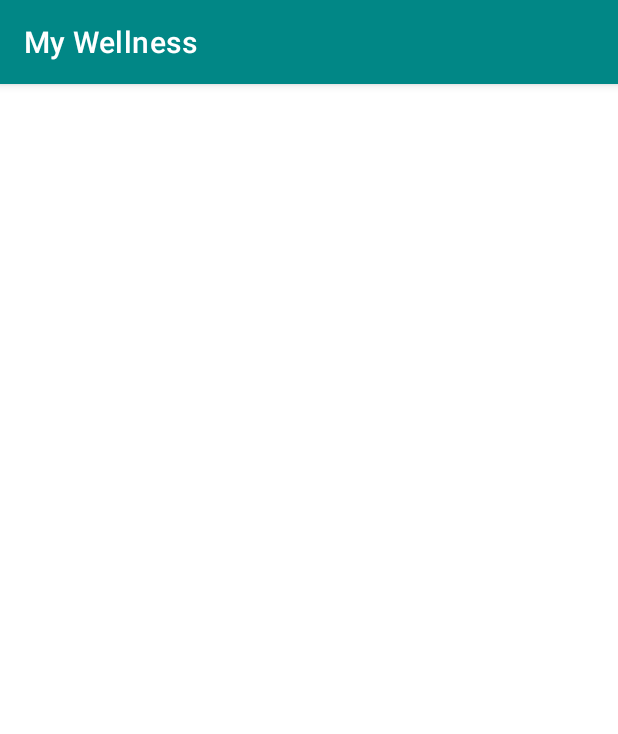
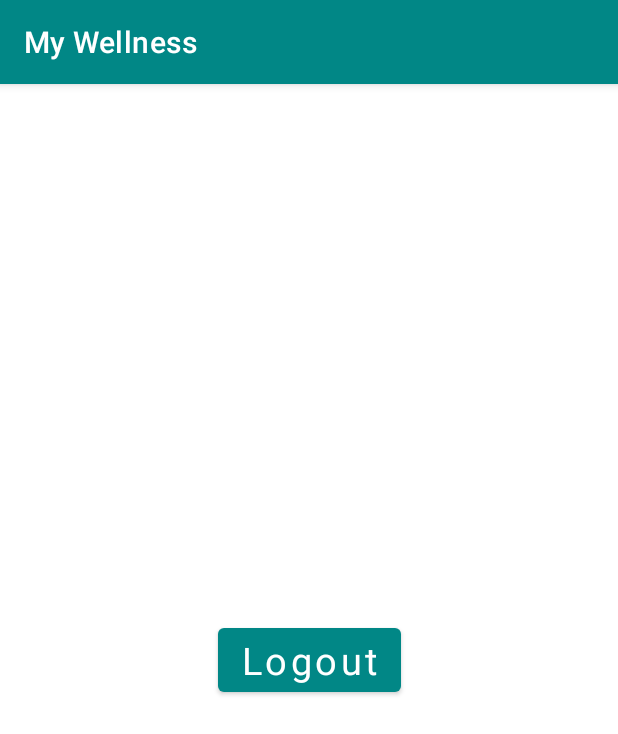
Before and after one commit to PrathameshAdate05/MyWellness, an Android app: the fragment LogoutFragment shown on its own in the app's theme, on a phone screen of 412 x 824 dp. Shown: the top 734 px of the screen. Run offline under Robolectric (Android 15) with nearby library versions, the phone set to English and light mode, and no system bars.

Commit message:
Logout Done

```diff
--- a/app/src/main/java/com/prathamesh/mywellness/Home.java
+++ b/app/src/main/java/com/prathamesh/mywellness/Home.java
@@ -70,7 +70,7 @@ public class Home extends AppCompatActivity {
         NavigationUI.setupActionBarWithNavController(this, navController, mAppBarConfiguration);
         NavigationUI.setupWithNavController(navigationView, navController);
 
-            makePatientRequest();
+        makePatientRequest();
     }
 
 
--- a/app/src/main/java/com/prathamesh/mywellness/ui/slideshow/LogoutFragment.java
+++ b/app/src/main/java/com/prathamesh/mywellness/ui/slideshow/LogoutFragment.java
@@ -1,24 +1,44 @@
 package com.prathamesh.mywellness.ui.slideshow;
 
+import android.content.Context;
+import android.content.Intent;
+import android.content.SharedPreferences;
 import android.os.Bundle;
 import android.view.LayoutInflater;
 import android.view.View;
 import android.view.ViewGroup;
+import android.widget.Button;
 
 import androidx.annotation.NonNull;
 import androidx.fragment.app.Fragment;
 
+import com.prathamesh.mywellness.Login;
 import com.prathamesh.mywellness.databinding.FragmentLogoutBinding;
 
 public class LogoutFragment extends Fragment {
 
     private FragmentLogoutBinding binding;
+    Button logout;
 
     public View onCreateView(@NonNull LayoutInflater inflater,
                              ViewGroup container, Bundle savedInstanceState) {
 
         binding = FragmentLogoutBinding.inflate(inflater, container, false);
         View root = binding.getRoot();
+
+        logout = binding.BTNLogout;
+
+        logout.setOnClickListener(view -> {
+
+            SharedPreferences sharedPreferences = getActivity().getSharedPreferences("authStorage", Context.MODE_PRIVATE);
+            SharedPreferences.Editor edit = sharedPreferences.edit();
+            edit.putBoolean("isAuthenticated",false);
+            edit.putString("token","");
+            edit.apply();
+
+            startActivity(new Intent(getActivity(), Login.class));
+            getActivity().finish();
+        });
 
         return root;
     }
--- a/app/src/main/res/layout/fragment_logout.xml
+++ b/app/src/main/res/layout/fragment_logout.xml
@@ -6,17 +6,18 @@
     android:layout_height="match_parent"
     tools:context=".ui.slideshow.LogoutFragment">
 
-    <TextView
-        android:id="@+id/text_slideshow"
-        android:layout_width="match_parent"
+    <Button
+        android:layout_width="wrap_content"
         android:layout_height="wrap_content"
-        android:layout_marginStart="8dp"
-        android:layout_marginTop="8dp"
-        android:layout_marginEnd="8dp"
-        android:textAlignment="center"
-        android:textSize="20sp"
+        android:text="Logout"
+        android:id="@+id/BTN_Logout"
+        android:textSize="25sp"
+        android:fontFamily="@font/roboto"
+        android:textAllCaps="false"
         app:layout_constraintBottom_toBottomOf="parent"
         app:layout_constraintEnd_toEndOf="parent"
+        app:layout_constraintHorizontal_bias="0.5"
         app:layout_constraintStart_toStartOf="parent"
-        app:layout_constraintTop_toTopOf="parent" />
+        app:layout_constraintTop_toTopOf="parent"
+        app:layout_constraintVertical_bias="0.5" />
 </androidx.constraintlayout.widget.ConstraintLayout>
```
